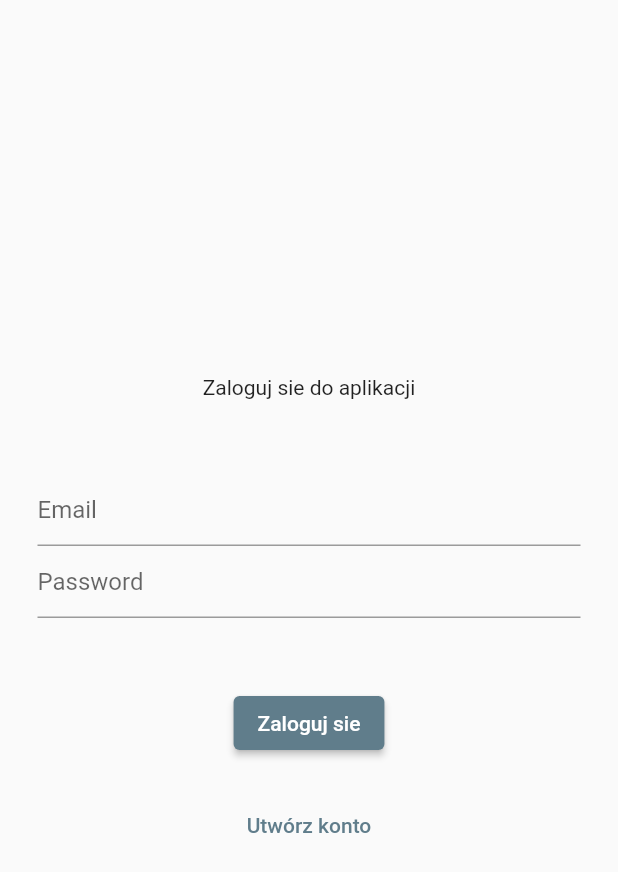
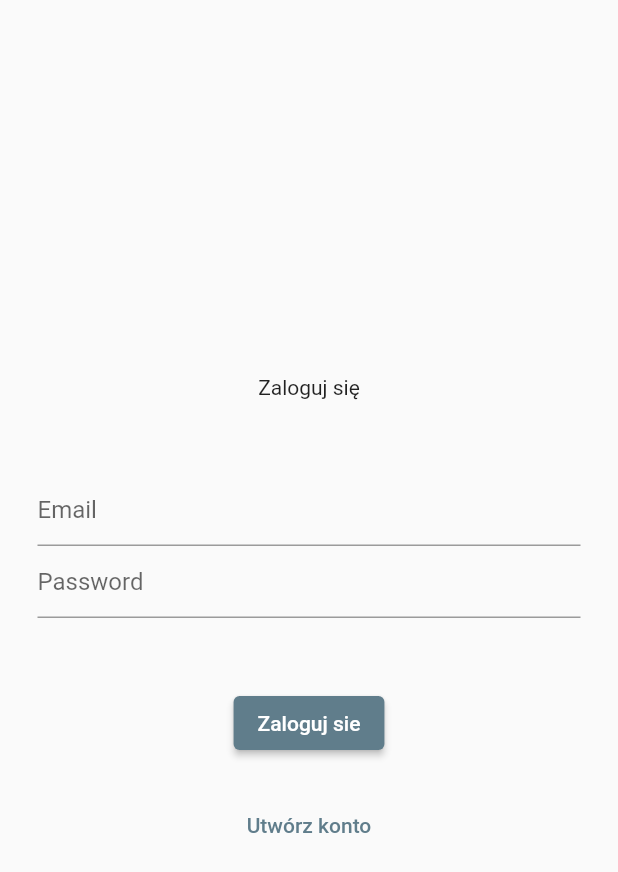
Before and after one commit to jacekkawiorski/fast_food_slupsk_23, a Flutter app: the screen it shows after launch, on a phone screen of 412 x 824 dp. Shown: the top 872 px of the screen. Run offline on Flutter 3.47's test engine with Material 2 defaults, Android fonts, the phone set to English and light mode, and no system bars; our stand-ins replace firebase_auth, firebase_core; accounts and stored records are empty.

```diff
--- a/lib/app/login/login_page.dart
+++ b/lib/app/login/login_page.dart
@@ -28,7 +28,7 @@ class _LoginPageState extends State<LoginPage> {
             children: [
               Text(isCreatingAccount == true
                   ? 'Zarejestruj się'
-                  : "Zaloguj sie do aplikacji"),
+                  : "Zaloguj się"),
               const SizedBox(height: 50),
               TextField(
                 decoration: const InputDecoration(hintText: 'Email'),
```
Also changed, not shown: lib/app/home/home_page.dart (+13 -1 lines).
